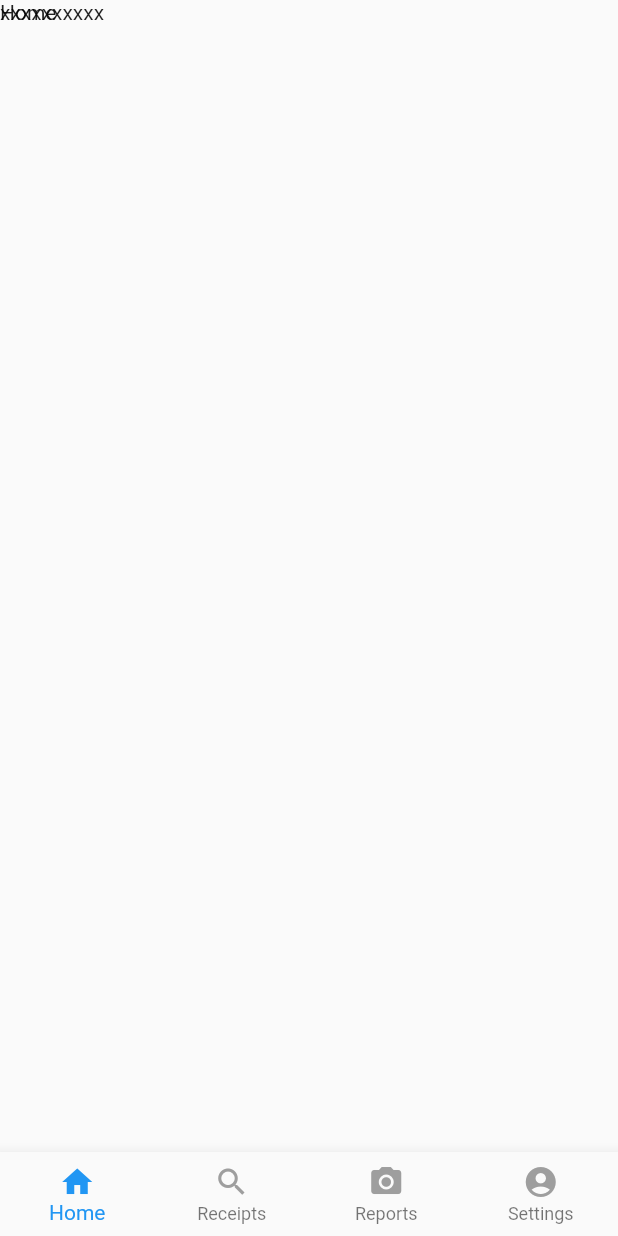
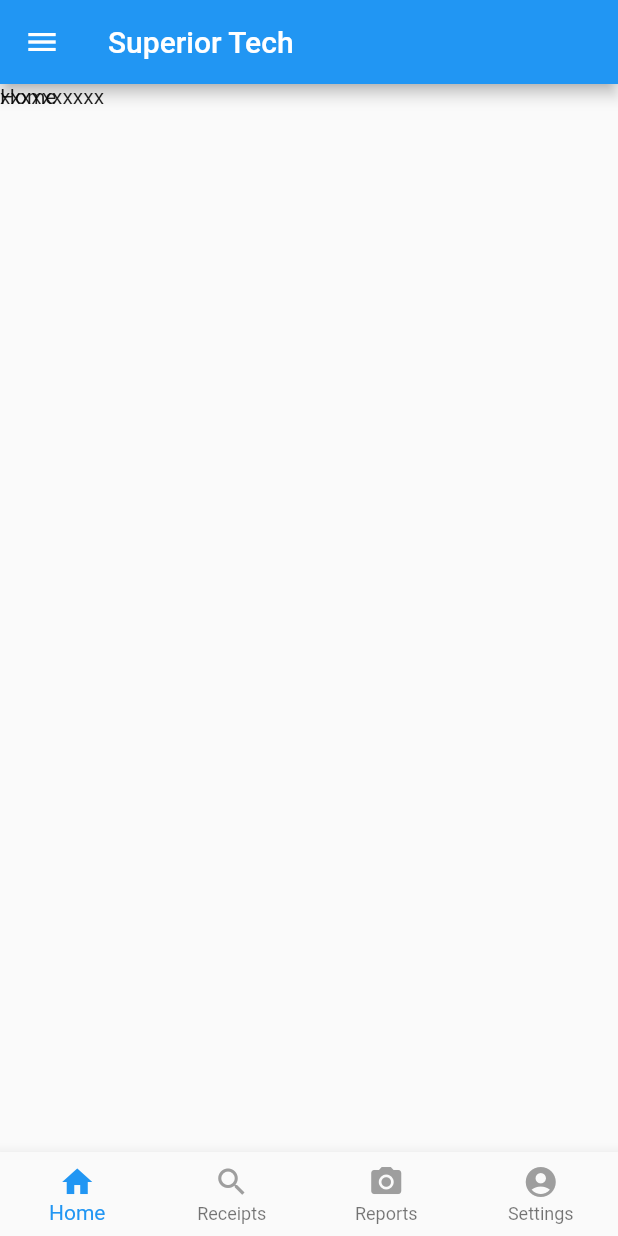
Before and after one commit to rong3000/ir, a Flutter app: the screen it shows after launch, on a phone screen of 412 x 824 dp. Run offline on Flutter 3.47's test engine with Material 2 defaults, Android fonts, the phone set to English and light mode, and no system bars.

Commit message:
search bar established.

```diff
--- a/lib/navigator/tab_navigator.dart
+++ b/lib/navigator/tab_navigator.dart
@@ -1,5 +1,6 @@
 import 'package:flutter/material.dart';
 import 'package:intelligent_receipt/pages/home_page.dart';
+import 'package:intelligent_receipt/pages/search_bar.dart';
 import 'package:intelligent_receipt/pages/settings_page.dart';
 import 'package:intelligent_receipt/pages/receipts_page.dart';
 import 'package:intelligent_receipt/pages/reports_page.dart';
@@ -20,6 +21,9 @@ class _TabNavigatorState extends State<TabNavigator> {
   @override
   Widget build(BuildContext context) {
     return Scaffold(
+      appBar: AppBar(
+        title: SearchBar(),
+      ),
       body: PageView(
         controller: _controller,
         children: <Widget>[
--- a/lib/pages/home_page.dart
+++ b/lib/pages/home_page.dart
@@ -1,4 +1,5 @@
 import 'package:flutter/material.dart';
+import 'package:intelligent_receipt/pages/search_bar.dart';
 
 class HomePage extends StatefulWidget {
   @override
@@ -10,8 +11,11 @@ class _HomePageState extends State<HomePage> {
   @override
   Widget build(BuildContext context) {
     return Scaffold(
+//      appBar: SearchBar(),
+//      body: SearchBar(),
       body: Stack(
         children: <Widget>[
+//          SearchBar(),
           MediaQuery.removePadding(
             removeTop: true,
             context: context,
--- /dev/null
+++ b/lib/pages/search_bar.dart
@@ -0,0 +1,22 @@
+import 'package:flutter/material.dart';
+
+class SearchBar extends StatefulWidget {
+  @override
+  _SearchBarState createState() => _SearchBarState();
+}
+
+class _SearchBarState extends State<SearchBar> {
+
+  @override
+  Widget build(BuildContext context) {
+    return Container(
+      child: Row(children: <Widget>[
+//        Icon(
+//          Icons.search,
+//        ),
+        Text('Superior Tech'),
+      ],
+      ),
+    );
+  }
+}
```
